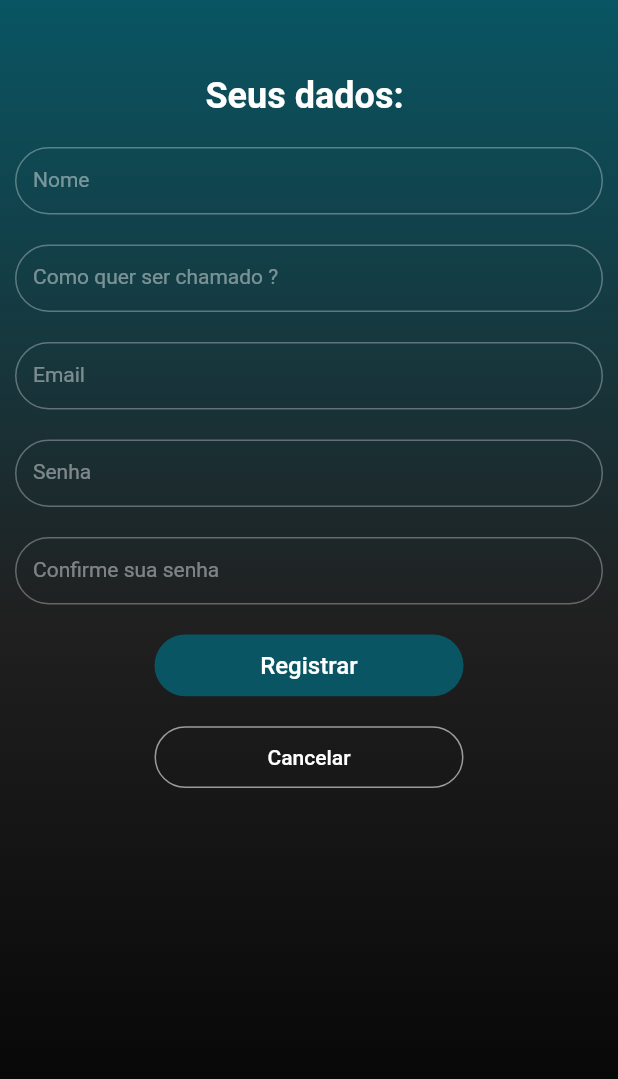
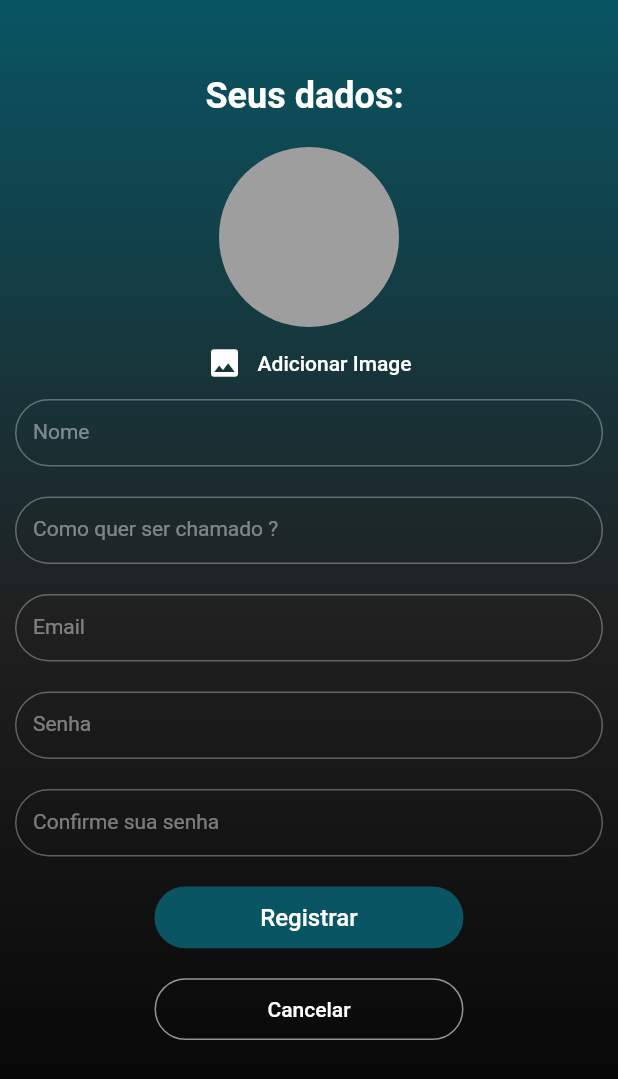
Before and after one commit to Pires1945/movies_review, a Flutter app: the RegisterPageForm screen opened by its route, on a phone screen of 412 x 824 dp. Shown: the top 1079 px of the screen. Run offline on Flutter 3.47's test engine with Material 2 defaults, Android fonts, the phone set to English and light mode, and no system bars; our stand-ins replace carousel_slider, image_picker; accounts and stored records are empty; network calls fail.

Commit message:
Criado o widget para adicionar imagem de usuário

```diff
--- /dev/null
+++ b/lib/components/userImagePicker.dart
@@ -0,0 +1,65 @@
+import 'dart:io';
+
+import 'package:flutter/material.dart';
+import 'package:image_picker/image_picker.dart';
+
+class UserImagePicker extends StatefulWidget {
+  final void Function(File image) onImagePick;
+
+  const UserImagePicker({super.key, required this.onImagePick});
+
+  @override
+  State<UserImagePicker> createState() => _UserImagePickerState();
+}
+
+class _UserImagePickerState extends State<UserImagePicker> {
+  File? _image;
+
+  Future<void> _pickImage() async {
+    final picker = ImagePicker();
+    final pickedImage = await picker.pickImage(
+      source: ImageSource.gallery,
+      imageQuality: 50,
+      maxWidth: 150,
+    );
+
+    if (pickedImage != null) {
+      setState(() {
+        _image = File(pickedImage.path);
+      });
+      widget.onImagePick(_image!);
+    }
+  }
+
+  @override
+  Widget build(BuildContext context) {
+    return Column(
+      children: [
+        CircleAvatar(
+          radius: 60,
+          backgroundColor: Colors.grey,
+          backgroundImage: _image != null ? FileImage(_image!) : null,
+        ),
+        TextButton(
+          onPressed: _pickImage,
+          child: const Row(
+            mainAxisAlignment: MainAxisAlignment.center,
+            children: [
+              Icon(
+                Icons.image,
+                color: Colors.white,
+              ),
+              SizedBox(
+                width: 10,
+              ),
+              Text(
+                'Adicionar Image',
+                style: TextStyle(color: Colors.white),
+              )
+            ],
+          ),
+        ),
+      ],
+    );
+  }
+}
--- a/lib/pages/registerPage.dart
+++ b/lib/pages/registerPage.dart
@@ -1,4 +1,7 @@
+import 'dart:io';
+
 import 'package:flutter/material.dart';
+import 'package:movies_review/components/userImagePicker.dart';
 import '../core/models/authForm.dart';
 import '../core/service/auth/auth_service.dart';
 
@@ -15,10 +18,24 @@ class _RegisterPageFormState extends State<RegisterPageForm> {
 
   final _formData = AuthFormData();
 
+  void _handleImagePick(File image) {
+    _formData.image = image;
+  }
+
+  void _showError(String msg) {
+    ScaffoldMessenger.of(context).showSnackBar(SnackBar(
+      content: (Text(msg)),
+      backgroundColor: Theme.of(context).colorScheme.error,
+    ));
+  }
+
   Future<void> _submit() async {
     final isValid = _formKey.currentState?.validate() ?? false;
+    if (!isValid) return;
 
-    if (!isValid) return;
+    if (_formData.image == null) {
+      return _showError('Selecione uma imagem');
+    }
 
     _formKey.currentState?.save();
 
@@ -78,6 +95,7 @@ class _RegisterPageFormState extends State<RegisterPageForm> {
                       key: _formKey,
                       child: Column(
                         children: [
+                          UserImagePicker(onImagePick: _handleImagePick),
                           Container(
                             height: 45,
                             child: TextFormField(
--- a/pubspec.yaml
+++ b/pubspec.yaml
@@ -38,6 +38,7 @@ dependencies:
   carousel_slider: ^4.2.1
   http: ^0.13.5
   provider: ^6.0.5
+  image_picker: ^0.8.8
 
 dev_dependencies:
   flutter_test:
@@ -63,7 +64,7 @@ flutter:
 
   # To add assets to your application, add an assets section, like this:
   assets:
-    - images/samurais.png
+    - images/avatar.png
 
 
   # An image asset can refer to one or more resolution-specific "variants", see
```
Also changed, not shown: lib/pages/settings.dart (+21 -9 lines), assets/images/avatar.png (added), images/rolo-de-filme.jpg (deleted), images/samurais.png (deleted), pubspec.lock, 5 other files.
